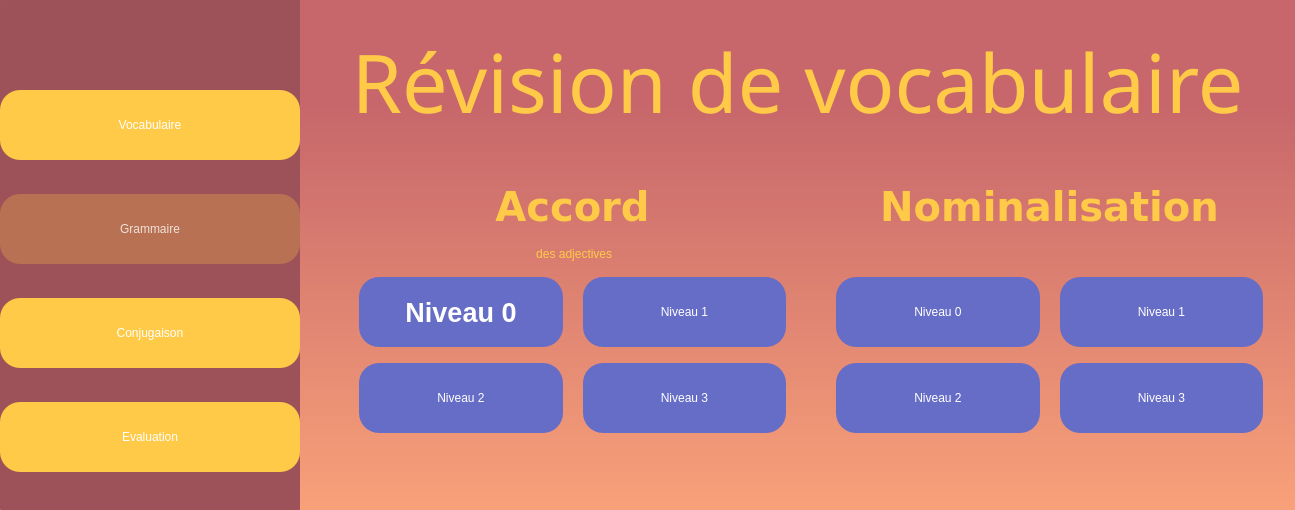
This is Screens/Grammaire/grammaire_menuPage.ui in naderite/french-learn-app as Qt 5 draws it before an edit. The edited form follows.
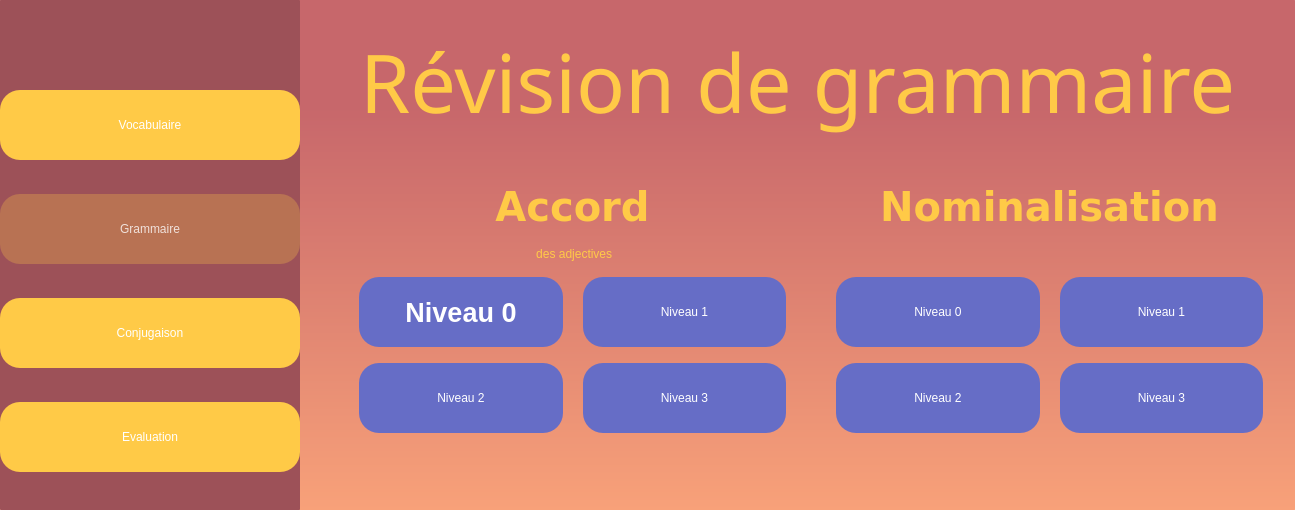
This is the edited form.

```diff
--- a/Screens/Grammaire/grammaire_menuPage.ui
+++ b/Screens/Grammaire/grammaire_menuPage.ui
@@ -252,7 +252,7 @@
 background-color: rgba(255, 255, 255,0);</string>
             </property>
             <property name="text">
-             <string>Révision de vocabulaire</string>
+             <string>Révision de grammaire</string>
             </property>
             <property name="alignment">
              <set>Qt::AlignCenter</set>
```
